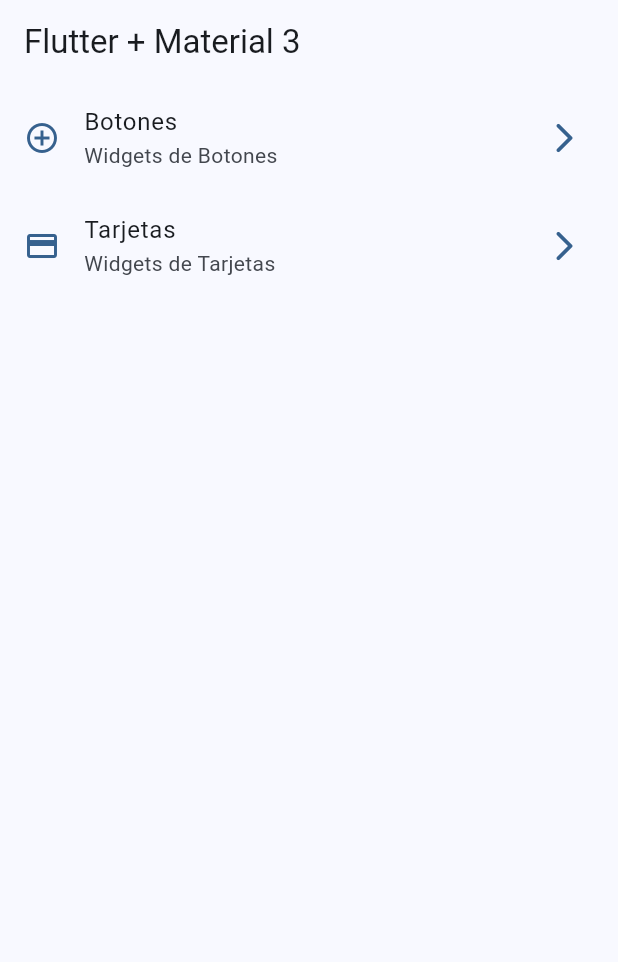
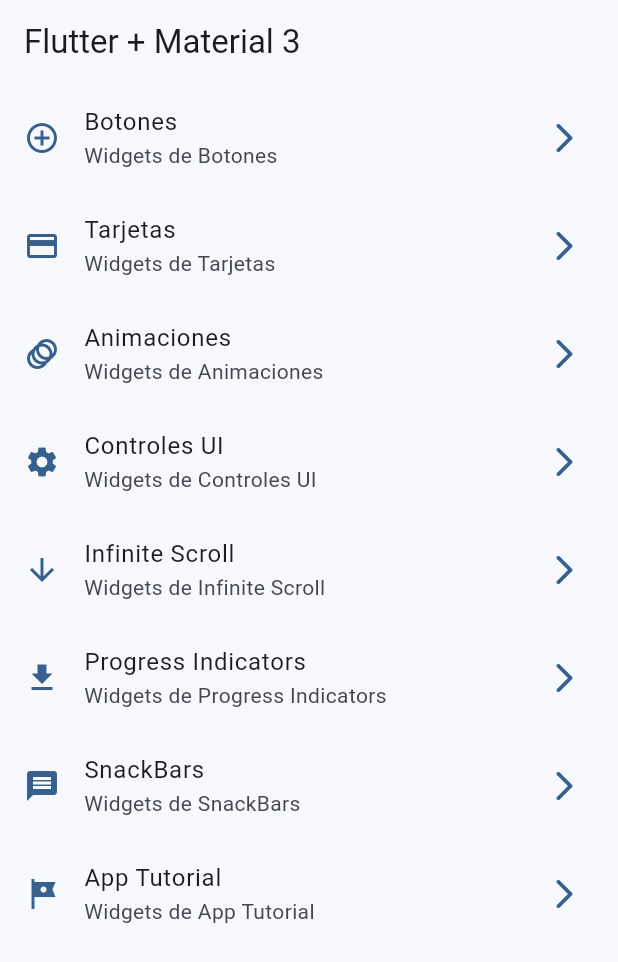
Before and after one commit to U2D-8Bits/WidgetsApp_Flutter, a Flutter app: the screen it shows after launch, on a phone screen of 412 x 824 dp. Shown: the top 962 px of the screen. Run offline on Flutter 3.47's test engine with Material 3 defaults, Android fonts, the phone set to English and light mode, and no system bars; our stand-ins replace go_router.

Commit message:
Implementación de vistas restantes

```diff
--- a/lib/config/menu/menu_items.dart
+++ b/lib/config/menu/menu_items.dart
@@ -1,36 +1,57 @@
-
 import 'package:flutter/material.dart';
 
-class MenuItems{
-
+class MenuItems {
   final String title;
   final String subtitle;
   final String url;
   final IconData icon;
 
-  const MenuItems({
-    required this.title,
+  const MenuItems(
+      {required this.title,
       required this.subtitle,
       required this.url,
-    required this.icon
-  });
-
+      required this.icon});
 }
 
 const appMenuItem = <MenuItems>{
-
   MenuItems(
       title: 'Botones',
       subtitle: 'Widgets de Botones',
       url: '/buttons',
-    icon: Icons.add_circle_outline_outlined
-  ),
-
+      icon: Icons.add_circle_outline_outlined),
   MenuItems(
       title: 'Tarjetas',
       subtitle: 'Widgets de Tarjetas',
       url: '/cards',
-    icon: Icons.credit_card
-  ),
-
+      icon: Icons.credit_card),
+  MenuItems(
+      title: 'Animaciones',
+      subtitle: 'Widgets de Animaciones',
+      url: '/animated',
+      icon: Icons.animation),
+  MenuItems(
+      title: 'Controles UI',
+      subtitle: 'Widgets de Controles UI',
+      url: '/ui_controlls',
+      icon: Icons.settings),
+  MenuItems(
+      title: 'Infinite Scroll',
+      subtitle: 'Widgets de Infinite Scroll',
+      url: '/infinite_scroll',
+      icon: Icons.arrow_downward),
+  MenuItems(
+      title: 'Progress Indicators',
+      subtitle: 'Widgets de Progress Indicators',
+      url: '/progress_indicators',
+      icon: Icons.download),
+  MenuItems(
+      title: 'SnackBars',
+      subtitle: 'Widgets de SnackBars',
+      url: '/snackbars',
+      icon: Icons.message),
+  MenuItems(
+      title: 'App Tutorial',
+      subtitle: 'Widgets de App Tutorial',
+      url: '/app_tutorial',
+      icon: Icons.tour),
 };
--- a/lib/config/router/app_router.dart
+++ b/lib/config/router/app_router.dart
@@ -26,5 +26,47 @@ final GoRouter appRouter = GoRouter(
         return const CardScreen();
       },
     ),
+    GoRoute(
+      name: AnimatedScreen.name,
+      path: '/animated',
+      builder: (BuildContext context, GoRouterState state) {
+        return const AnimatedScreen();
+      },
+    ),
+    GoRoute(
+      name: UIControllsScreen.name,
+      path: '/ui_controlls',
+      builder: (BuildContext context, GoRouterState state) {
+        return const UIControllsScreen();
+      },
+    ),
+    GoRoute(
+      name: InfiniteScrollScreen.name,
+      path: '/infinite_scroll',
+      builder: (BuildContext context, GoRouterState state) {
+        return const InfiniteScrollScreen();
+      },
+    ),
+    GoRoute(
+      name: ProgressScreen.name,
+      path: '/progress_indicators',
+      builder: (BuildContext context, GoRouterState state) {
+        return const ProgressScreen();
+      },
+    ),
+    GoRoute(
+      name: SnackbarScreen.name,
+      path: '/snackbars',
+      builder: (BuildContext context, GoRouterState state) {
+        return const SnackbarScreen();
+      },
+    ),
+    GoRoute(
+      name: AppTutorialScreen.name,
+      path: '/app_tutorial',
+      builder: (BuildContext context, GoRouterState state) {
+        return const AppTutorialScreen();
+      },
+    ),
   ],
 );
--- a/lib/presentation/screens/screens.dart
+++ b/lib/presentation/screens/screens.dart
@@ -1,3 +1,9 @@
+export 'package:widgetapp/presentation/screens/infinite_scroll/infinite_scroll_screen.dart';
+export 'package:widgetapp/presentation/screens/progress/progress_screen.dart';
+export 'package:widgetapp/presentation/screens/snackbar/snackbar_screen.dart';
+export 'package:widgetapp/presentation/screens/ui_controlls/ui_controlls_screen.dart';
+export 'package:widgetapp/presentation/screens/app_tutorial/app_tutorial_screen.dart';
+export 'package:widgetapp/presentation/screens/animated/animated_screen.dart';
 export 'package:widgetapp/presentation/screens/buttons/buttons_screen.dart';
 export 'package:widgetapp/presentation/screens/cards/cards_screen.dart';
 export 'package:widgetapp/presentation/screens/home/home_screen.dart';
```
Also changed, not shown: lib/presentation/screens/animated/animated_screen.dart (added, +26 -0 lines), lib/presentation/screens/app_tutorial/app_tutorial_screen.dart (added, +25 -0 lines), lib/presentation/screens/infinite_scroll/infinite_scroll_screen.dart (added, +26 -0 lines), lib/presentation/screens/progress/progress_screen.dart (added, +25 -0 lines), lib/presentation/screens/snackbar/snackbar_screen.dart (added, +25 -0 lines), lib/presentation/screens/ui_controlls/ui_controlls_screen.dart (added, +25 -0 lines). Lines whose indentation alone changed are shown as unchanged.
